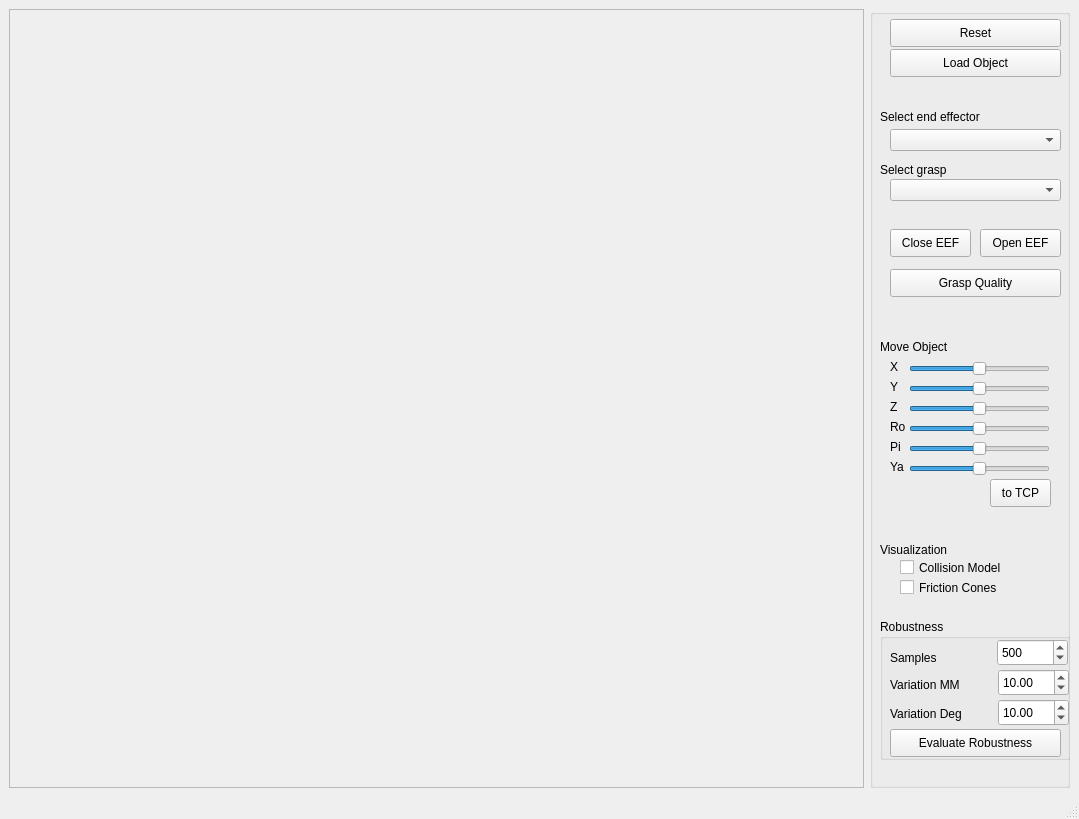
This is GraspPlanning/examples/GraspQuality/GraspQuality.ui in softbankrobotics-research/Simox as Qt 5 draws it before an edit. The edited form follows.
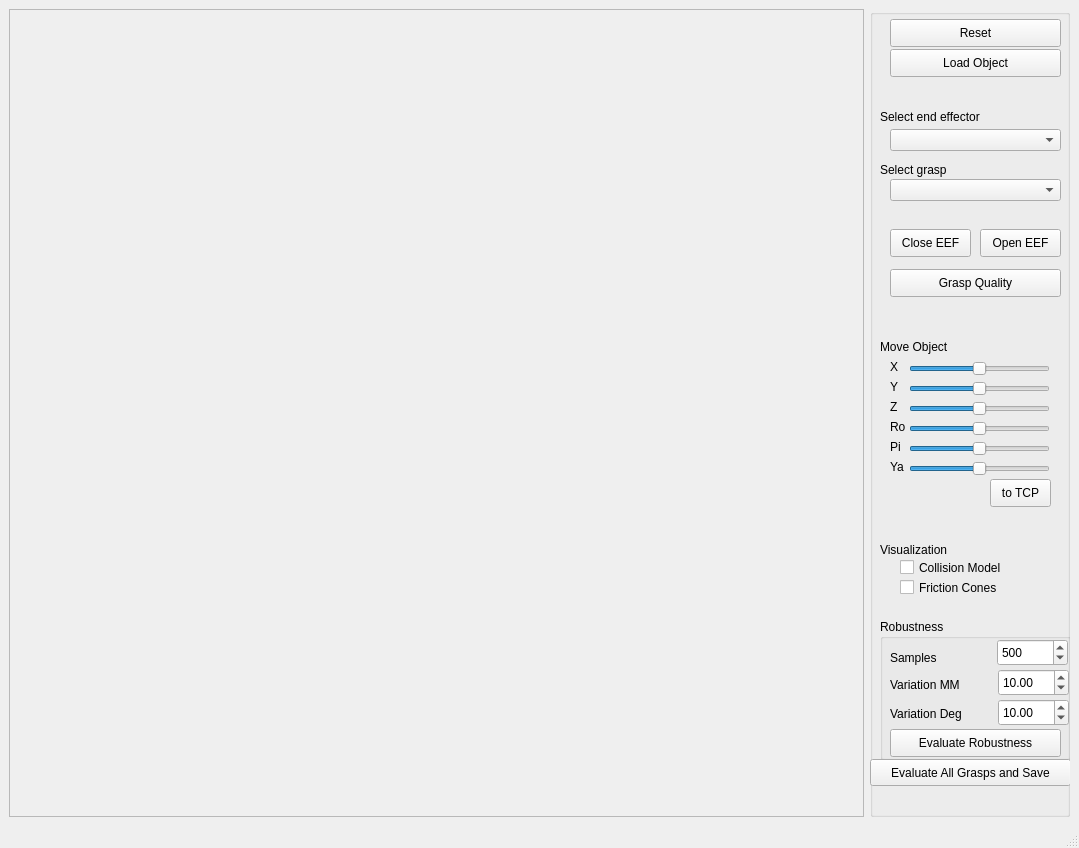
This is the edited form.

Commit message: adds button to evaluate and save quality of all grasps to GraspQualityWindow

Diff of the .ui file:
```diff
--- a/GraspPlanning/examples/GraspQuality/GraspQuality.ui
+++ b/GraspPlanning/examples/GraspQuality/GraspQuality.ui
@@ -7,7 +7,7 @@
     <x>0</x>
     <y>0</y>
     <width>1079</width>
-    <height>819</height>
+    <height>848</height>
    </rect>
   </property>
   <property name="windowTitle">
@@ -510,6 +510,22 @@
         <string>Visualization</string>
        </property>
       </widget>
+      <widget class="QPushButton" name="pushButtonEvaluateAll">
+       <property name="geometry">
+        <rect>
+         <x>0</x>
+         <y>750</y>
+         <width>201</width>
+         <height>27</height>
+        </rect>
+       </property>
+       <property name="toolTip">
+        <string>&lt;html&gt;&lt;head/&gt;&lt;body&gt;&lt;p&gt;Evaluates robustness of all grasps and saves the updated grasp qualities in the file of the current object.&lt;/p&gt;&lt;/body&gt;&lt;/html&gt;</string>
+       </property>
+       <property name="text">
+        <string>Evaluate All Grasps and Save</string>
+       </property>
+      </widget>
      </widget>
     </item>
     <item row="0" column="0">
```
The commit also changes 2 other files.
